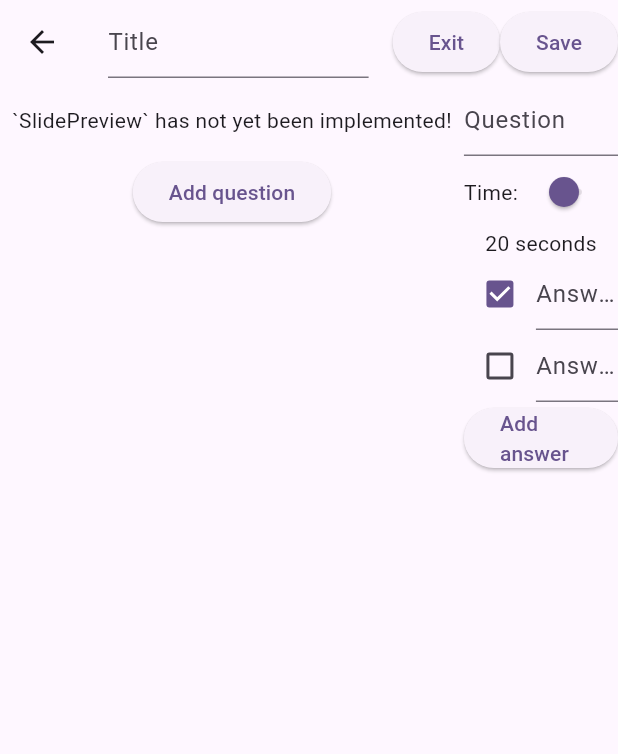
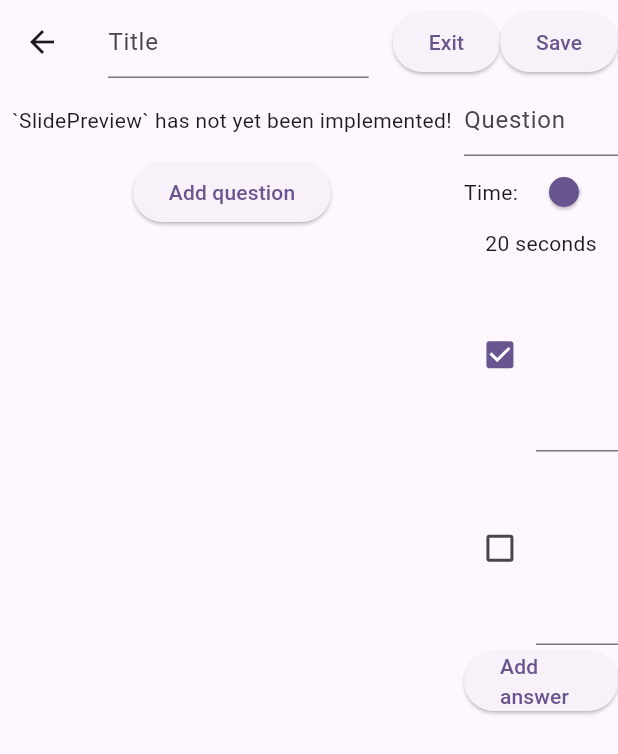
Before and after one commit to GABETROLL/HootHub, a Flutter app: the MakeTest screen opened directly, after a tap on "Add question", on a phone screen of 412 x 824 dp. Shown: the top 754 px of the screen. Run offline on Flutter 3.47's test engine with Material 3 defaults, Android fonts, the phone set to English and light mode, and no system bars; our stand-ins replace cloud_firestore, firebase_auth, firebase_core, timer_count_down; accounts and stored records are empty.

```diff
--- a/hoothub/lib/screens/make_test/slide_editor.dart
+++ b/hoothub/lib/screens/make_test/slide_editor.dart
@@ -2,7 +2,7 @@ import 'package:hoothub/firebase/models/question.dart';
 // front-end
 import 'package:flutter/material.dart';
 
-/// WARNING: I think this one also tries to expand to fill its parent,
+/// WARNING: Tries to expand to fill its parent,
 /// so its parent must have finite width.
 ///
 /// (Built `Widget` is a `Column`)
@@ -28,7 +28,7 @@ class MultipleChoiceEditor extends StatelessWidget {
       final answerTextEditingController = TextEditingController(text: answer);
 
       final choice = Row(
-        children: [
+        children: <Widget>[
           Checkbox(
             value: index == questionModel.correctAnswer,
             onChanged: (bool? checked) {
@@ -42,6 +42,7 @@ class MultipleChoiceEditor extends StatelessWidget {
               controller: answerTextEditingController,
               // TODO: Make text save even when the user doesn't press ENTER or submits the text...
               onEditingComplete: () => setAnswer(index, answerTextEditingController.text),
+              style: const TextStyle(fontSize: 75),
               decoration: InputDecoration(
                 hintText: 'Answer ${index + 1} ${index >= 2 ? '(Optional)' : ''}',
               ),
--- a/hoothub/lib/screens/play_test_solo/play_test_solo.dart
+++ b/hoothub/lib/screens/play_test_solo/play_test_solo.dart
@@ -87,7 +87,7 @@ class _PlayTestSoloState extends State<PlayTestSolo> {
               print('COUNTDOWN FOR QUESTION $_currentQuestionIndex FINISHED!');
               _nextQuestion(
                 context: context,
-                currentQuestion: currentQuestion
+                currentQuestion: currentQuestion,
               );
             },
           ),
@@ -99,7 +99,7 @@ class _PlayTestSoloState extends State<PlayTestSolo> {
               _nextQuestion(
                 context: context,
                 currentQuestion: currentQuestion,
-                answerSelectedIndex: answerSelectedIndex
+                answerSelectedIndex: answerSelectedIndex,
               );
             }
           ),
```
Also changed, not shown: hoothub/lib/screens/play_test_solo/multiple_choice_player.dart (+10 -3 lines), hoothub/lib/screens/play_test_solo/multiple_choice_revelation.dart (+12 -6 lines), hoothub/flutter_05.png (added).
